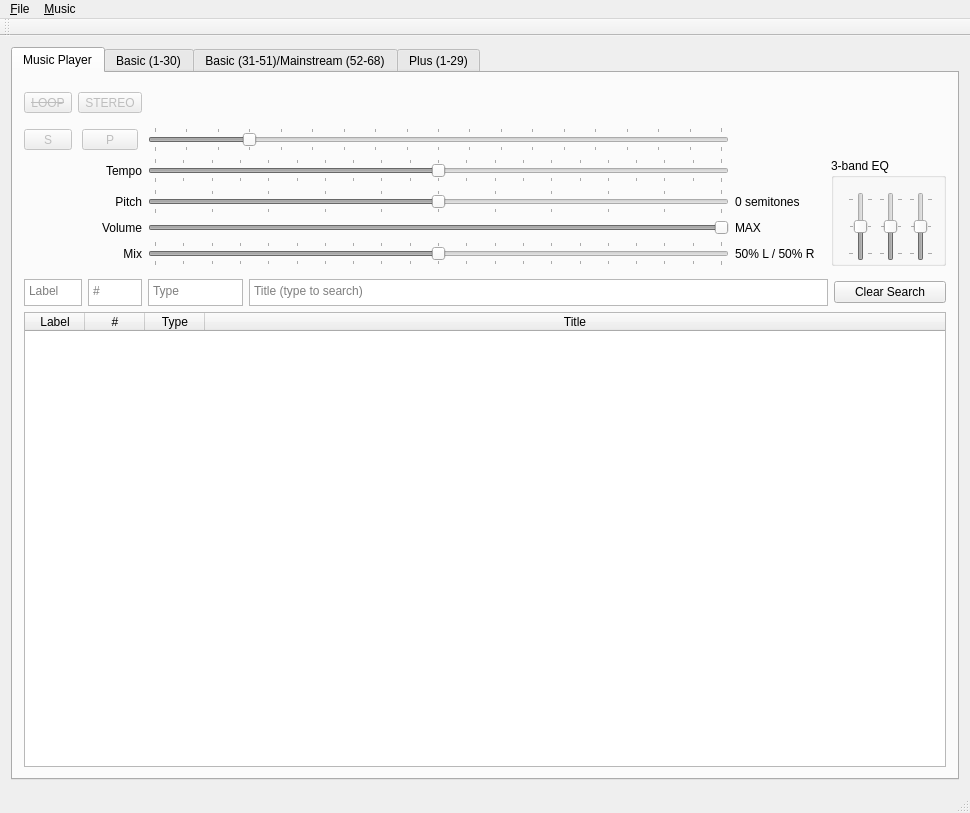
Old version of the form SquareDesk-DEV/test123/mainwindow.ui in the repository mpogue2/SquareDesk.
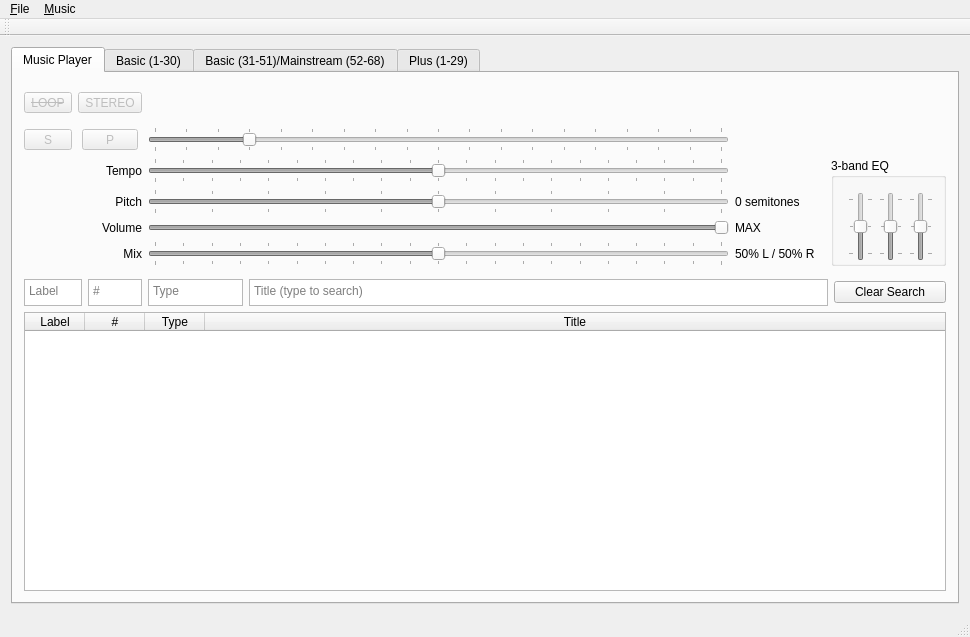
New version of the form. Custom widgets are drawn as their Qt base class.

Commit message: Made window smaller on Mac OS X (still no solution on Win10). Also removing the test123.pro.user file, which should not be tracked and is annoying.

Diff of the .ui file:
```diff
--- a/SquareDesk-DEV/test123/mainwindow.ui
+++ b/SquareDesk-DEV/test123/mainwindow.ui
@@ -7,7 +7,7 @@
     <x>0</x>
     <y>0</y>
     <width>970</width>
-    <height>813</height>
+    <height>559</height>
    </rect>
   </property>
   <property name="windowTitle">
@@ -641,7 +641,7 @@
           </property>
           <widget class="QTableWidget" name="songTable">
            <property name="sizePolicy">
-            <sizepolicy hsizetype="Expanding" vsizetype="Fixed">
+            <sizepolicy hsizetype="Expanding" vsizetype="Expanding">
              <horstretch>5</horstretch>
              <verstretch>5</verstretch>
             </sizepolicy>
```
The commit also changes 1 other file.
